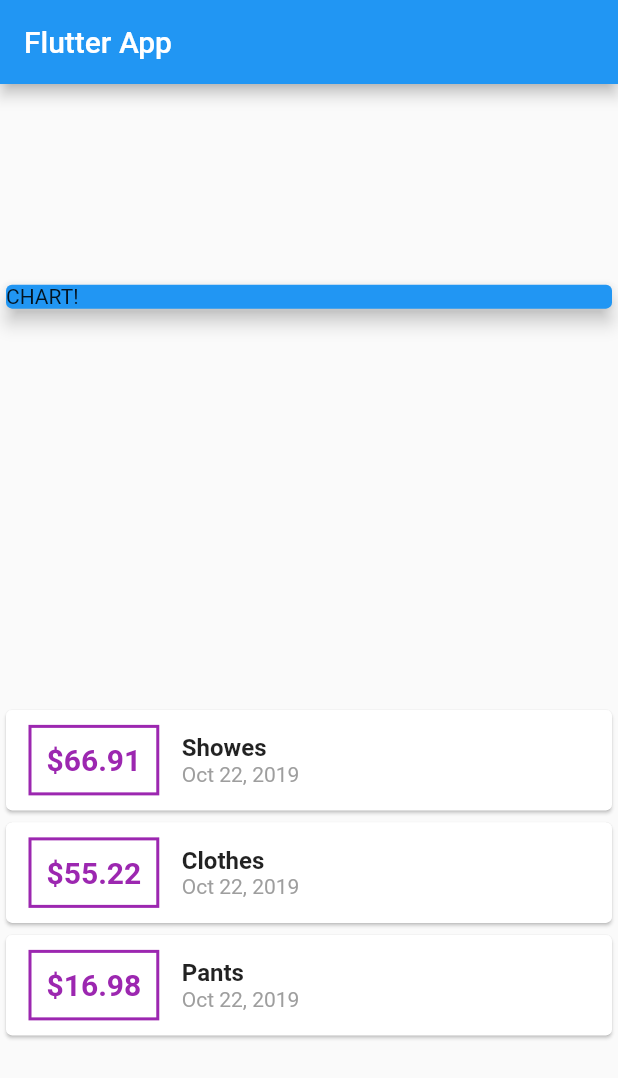
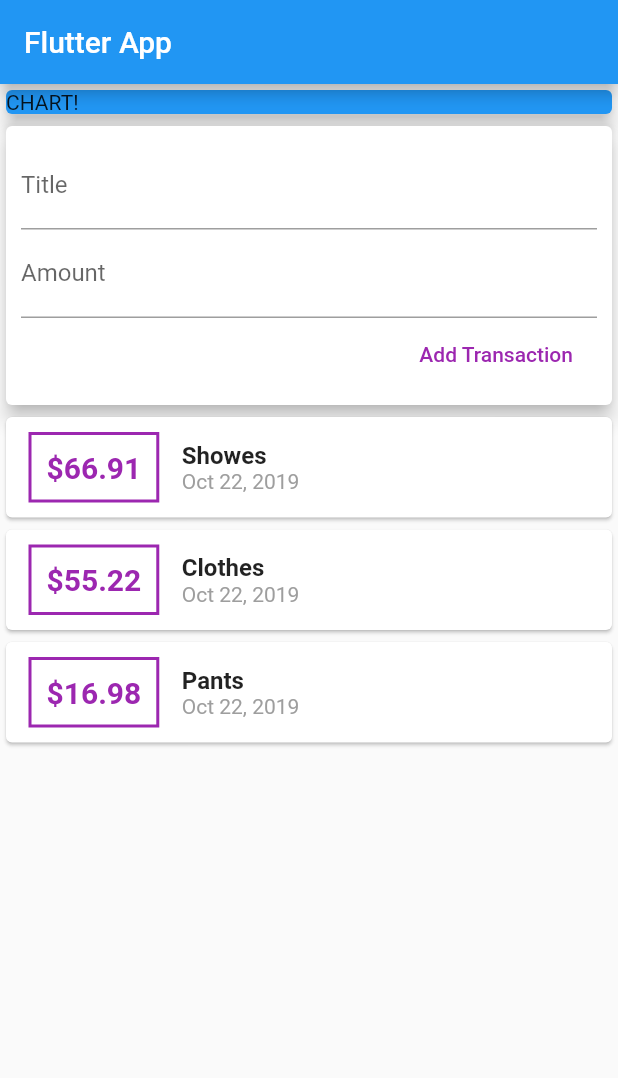
Before and after one commit to niushay/transactions, a Flutter app: the screen it shows after launch, on a phone screen of 412 x 824 dp. Shown: the top 1078 px of the screen. Run offline on Flutter 3.47's test engine with Material 2 defaults, Android fonts, the phone set to English and light mode, and no system bars.

Commit message:
Fetching user input

```diff
--- a/lib/main.dart
+++ b/lib/main.dart
@@ -22,6 +22,9 @@ class MyHomePage extends StatelessWidget {
         id: 't2', title: 'Clothes', amount: 55.22, date: DateTime.now()),
     Transaction(id: 't3', title: 'Pants', amount: 16.98, date: DateTime.now()),
   ];
+  final titleController = TextEditingController();
+  final amountController = TextEditingController();
+
 
   @override
   Widget build(BuildContext context) {
@@ -30,7 +33,7 @@ class MyHomePage extends StatelessWidget {
         title: Text('Flutter App'),
       ),
       body: Column(
-        mainAxisAlignment: MainAxisAlignment.spaceAround,
+        //mainAxisAlignment: MainAxisAlignment.spaceAround,
         crossAxisAlignment: CrossAxisAlignment.stretch,
         children: <Widget>[
           Container(
@@ -39,6 +42,35 @@ class MyHomePage extends StatelessWidget {
               color: Colors.blue,
               child: Text('CHART!'),
               elevation: 5,
+            ),
+          ),
+          Card(
+            elevation: 5,
+            child: Container(
+              padding: EdgeInsets.all(10),
+              child: Column(
+                crossAxisAlignment: CrossAxisAlignment.end,
+                children: <Widget>[
+                  TextField(
+                    decoration: InputDecoration(labelText: 'Title'),
+                    controller: titleController,
+                  ),
+                  TextField(
+                    decoration: InputDecoration(labelText: 'Amount'),
+                    controller: amountController,
+                  ),
+                  FlatButton(
+                    child: Text(
+                      'Add Transaction',
+                      style: TextStyle(color: Colors.purple),
+                    ),
+                    onPressed: () {
+                      print (titleController);
+                      print (amountController);
+                    },
+                  )
+                ],
+              ),
             ),
           ),
           Column(
@@ -68,7 +100,7 @@ class MyHomePage extends StatelessWidget {
                           fontSize: 16,
                         )),
                     Text(
-                      DateFormat.yMMMd().format( tx.date),
+                      DateFormat.yMMMd().format(tx.date),
                       style: TextStyle(
                         color: Colors.grey,
                       ),
```
